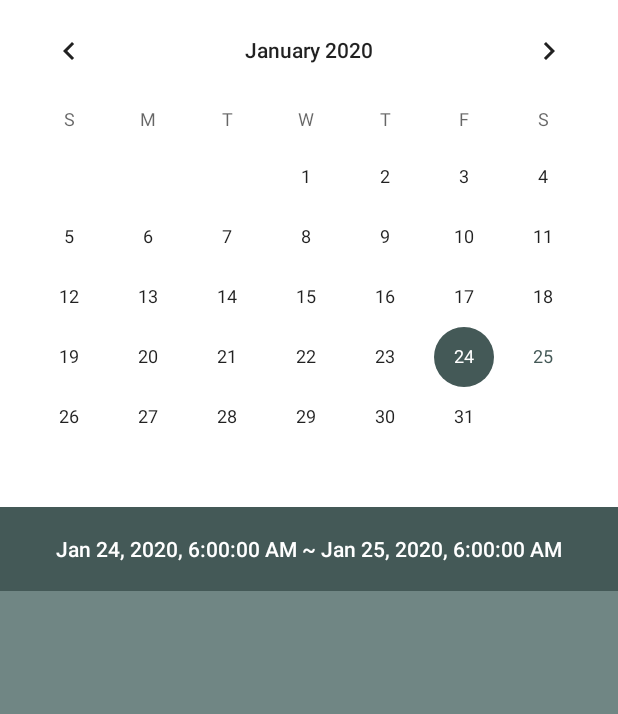
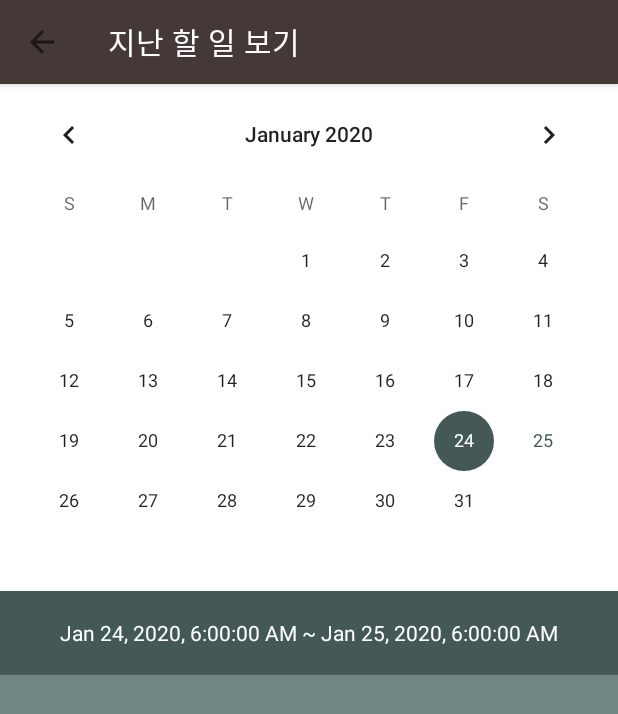
Before and after one commit to Yang-Seungmin/DoItTomorrow, an Android app: the CalendarActivity screen opened directly, with no data from a screen before it, on a phone screen of 412 x 824 dp. Shown: the top 714 px of the screen. Run offline under Robolectric (Android 15) with nearby library versions, the phone set to English and light mode, and no system bars; our stand-ins replace data binding; libraries missing offline, so code that uses them is left out: io.realm; 4 statements that could not run were skipped.

Commit message:
툴바 추가

```diff
--- a/app/src/main/java/com/ysmstudio/doittomorrow/CalendarActivity.java
+++ b/app/src/main/java/com/ysmstudio/doittomorrow/CalendarActivity.java
@@ -8,6 +8,7 @@ import androidx.recyclerview.widget.LinearLayoutManager;
 import android.content.SharedPreferences;
 import android.os.Bundle;
 import android.util.Log;
+import android.view.MenuItem;
 import android.widget.CalendarView;
 import android.widget.Toast;
 
@@ -38,6 +39,8 @@ public class CalendarActivity extends AppCompatActivity {
         super.onCreate(savedInstanceState);
         binding = DataBindingUtil.setContentView(this, R.layout.activity_calendar);
         binding.setActivity(this);
+        setSupportActionBar(binding.toolbar);
+        getSupportActionBar().setDisplayHomeAsUpEnabled(true);
 
         timePreference = getSharedPreferences("pref_time", MODE_PRIVATE);
 
@@ -45,12 +48,23 @@ public class CalendarActivity extends AppCompatActivity {
 
         initRealm();
         setRecyclerView();
+        initCalendarAndRecyclerView();
+    }
 
+    @Override
+    public boolean onOptionsItemSelected(@NonNull MenuItem item) {
+        if(item.getItemId() == android.R.id.home) {
+            finish();
+        }
+        return super.onOptionsItemSelected(item);
+    }
+
+    private void initCalendarAndRecyclerView() {
         Calendar calendar = Calendar.getInstance();
         calendar.add(Calendar.DAY_OF_MONTH, -1);
         binding.calendarView.setDate(calendar.getTimeInMillis());
         onDateChangeListener.onSelectedDayChange(binding.calendarView,
-               calendar.get(Calendar.YEAR), calendar.get(Calendar.MONTH), calendar.get(Calendar.DAY_OF_MONTH));
+                calendar.get(Calendar.YEAR), calendar.get(Calendar.MONTH), calendar.get(Calendar.DAY_OF_MONTH));
     }
 
     private void initRealm() {
@@ -70,7 +84,8 @@ public class CalendarActivity extends AppCompatActivity {
     }
 
     private void setRecyclerViewItem(long startMillis, long endMillis) {
-        Log.d("startMillis", startMillis + "~" + endMillis);
+        if (BuildConfig.DEBUG)
+            Log.d("startMillis", startMillis + "~" + endMillis);
         todoDataRealmResults = todoRealm.where(TodoData.class)
                 .greaterThanOrEqualTo("createdDate", startMillis)
                 .lessThanOrEqualTo("createdDate", endMillis)
--- a/app/src/main/res/layout/activity_calendar.xml
+++ b/app/src/main/res/layout/activity_calendar.xml
@@ -15,13 +15,31 @@
         android:layout_height="match_parent"
         tools:context=".CalendarActivity">
 
+        <com.google.android.material.appbar.AppBarLayout
+            android:id="@+id/app_bar"
+            android:layout_width="match_parent"
+            android:layout_height="wrap_content"
+            app:layout_constraintEnd_toEndOf="parent"
+            app:layout_constraintStart_toStartOf="parent"
+            app:layout_constraintTop_toTopOf="parent">
+
+            <com.google.android.material.appbar.MaterialToolbar
+                android:id="@+id/toolbar"
+                android:layout_width="match_parent"
+                android:layout_height="wrap_content"
+                app:titleTextColor="?attr/colorOnPrimary"
+                app:subtitleTextColor="?attr/colorOnPrimary"
+                app:title="지난 할 일 보기"/>
+
+        </com.google.android.material.appbar.AppBarLayout>
+
         <CalendarView
             android:id="@+id/calendar_view"
             android:layout_width="match_parent"
             android:layout_height="wrap_content"
             app:layout_constraintEnd_toEndOf="parent"
             app:layout_constraintStart_toStartOf="parent"
-            app:layout_constraintTop_toTopOf="parent" />
+            app:layout_constraintTop_toBottomOf="@id/app_bar" />
 
         <TextView
             android:id="@+id/text_view"
@@ -30,7 +48,7 @@
             android:background="?attr/colorSecondary"
             android:textColor="?attr/colorOnSecondary"
             android:gravity="center"
-            android:textAppearance="@style/TextAppearance.AppCompat.Body2"
+            android:textAppearance="@style/AppTheme.Body2"
             tools:text="2020. 1. 19 오전 6:00:00 ~ 2020. 1. 20 오전 6:00:00"
             app:layout_constraintStart_toStartOf="parent"
             app:layout_constraintEnd_toEndOf="parent"
```
